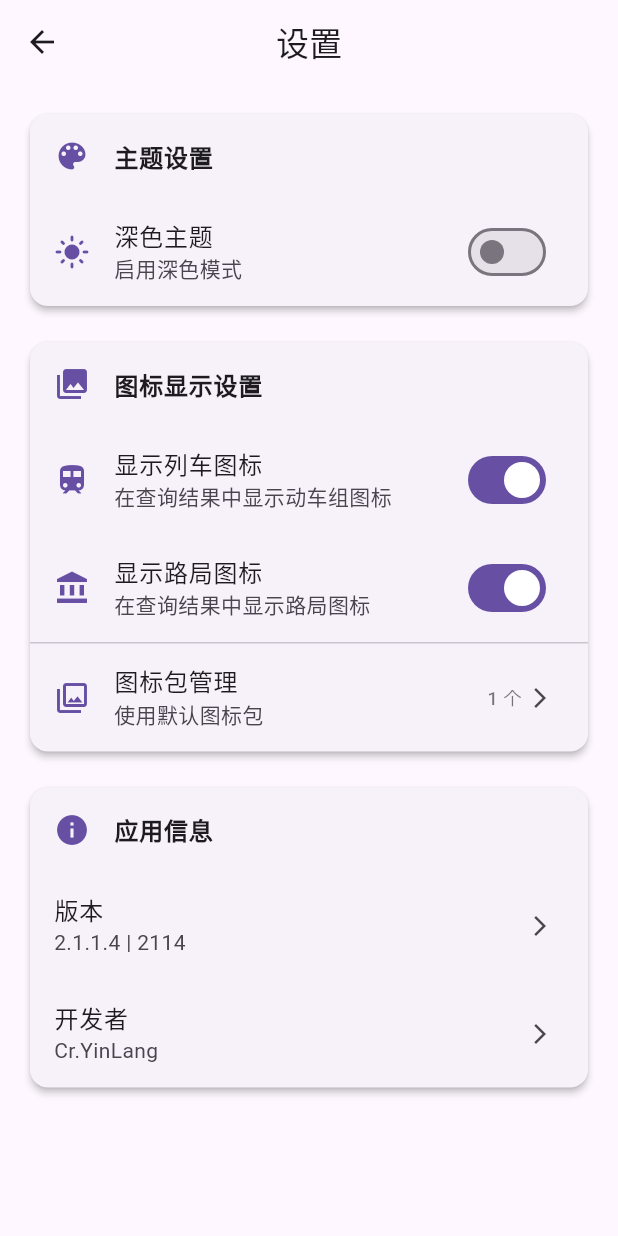
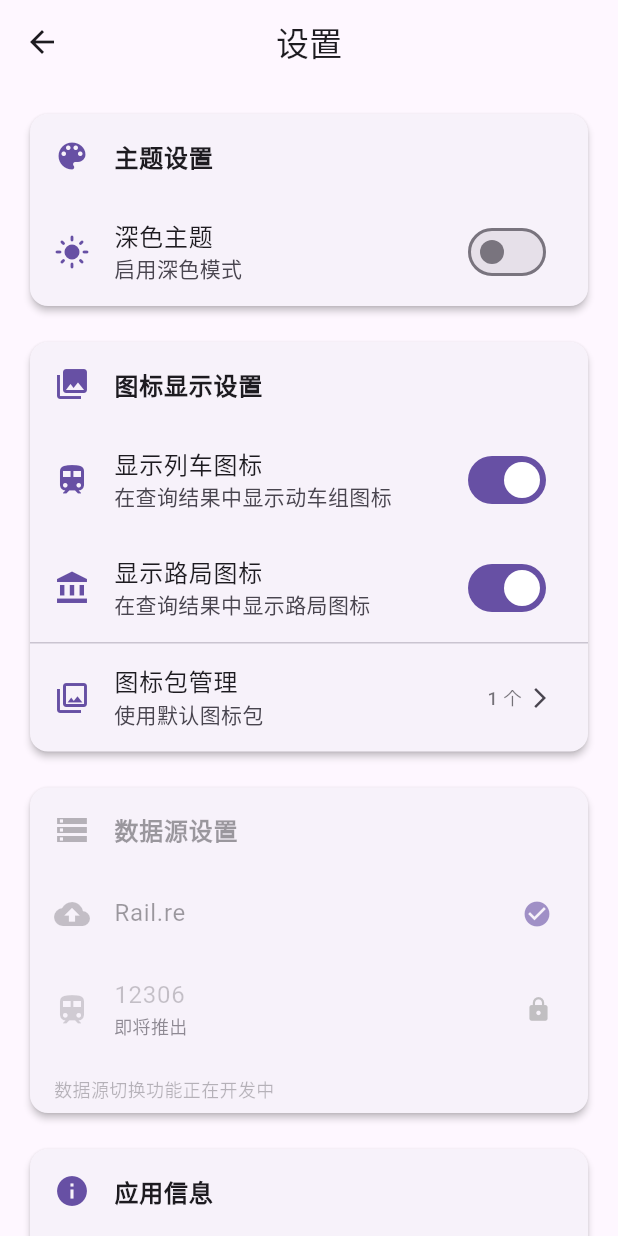
Before and after one commit to CrYinLang/EmuAIO, a Flutter app: the SettingsPage screen opened directly, after a tap on "深色主题", on a phone screen of 412 x 824 dp. Run offline on Flutter 3.47's test engine with Material 3 defaults, Android fonts, the light colour scheme and no system bars; our stand-ins replace file_picker, shared_preferences; accounts and stored records are empty.

Commit message:
双分支同步提交 [30 周五 -01-2026 18:13]

```diff
--- a/lib/main.dart
+++ b/lib/main.dart
@@ -13,9 +13,9 @@ import 'about_page.dart';
 import 'settings_page.dart';
 
 class AppConstants {
-  static const String lastUpdate = '26-01-29-23-47';
-  static const String version = '2.1.1.4';
-  static const String build = '2114';
+  static const String lastUpdate = '26-01-30-18-10';
+  static const String version = '2.1.1.5';
+  static const String build = '2115';
   //记得 android\app\src\build.gradle.kts 也要改
 }
 
--- a/lib/settings_page.dart
+++ b/lib/settings_page.dart
@@ -7,7 +7,6 @@ import 'package:flutter/services.dart';
 import 'package:file_picker/file_picker.dart';
 import 'package:archive/archive.dart';
 import 'package:path_provider/path_provider.dart';
-import 'package:path/path.dart' as p;
 import 'dart:io';
 
 import 'main.dart';
@@ -99,14 +98,6 @@ class _SettingsPageState extends State<SettingsPage> {
         }
 
         final lowerName = filename.toLowerCase();
-
-        // ===================
-        // Zip Slip 安全防护
-        // ===================
-        final normalizedPath = p.normalize('$iconPackDir/$filename');
-        if (!normalizedPath.startsWith(iconPackDir)) {
-          throw Exception('检测到非法ZIP路径: $filename');
-        }
 
         // manifest.json
         if (lowerName == 'manifest.json') {
@@ -1435,6 +1426,85 @@ class _SettingsPageState extends State<SettingsPage> {
           ),
 
           const SizedBox(height: 16),
+          Card(
+            elevation: 2,
+            shape: RoundedRectangleBorder(
+              borderRadius: BorderRadius.circular(12),
+            ),
+            child: Opacity(
+              opacity: 0.6, // 降低整体透明度
+              child: Column(
+                crossAxisAlignment: CrossAxisAlignment.start,
+                children: [
+                  ListTile(
+                    leading: Icon(
+                      Icons.storage,
+                      color: Theme.of(context).colorScheme.onSurface.withValues(alpha: 0.5),
+                    ),
+                    title: DefaultTextStyle.merge(
+                      style: TextStyle(
+                        fontWeight: FontWeight.w600,
+                        color: Theme.of(context).colorScheme.onSurface.withValues(alpha: 0.7),
+                      ),
+                      child: const Text('数据源设置'),
+                    ),
+                  ),
+                  ListTile(
+                    leading: Icon(
+                      Icons.cloud_upload,
+                      color: Theme.of(context).colorScheme.onSurface.withValues(alpha: 0.4),
+                    ),
+                    title: Text(
+                      'Rail.re',
+                      style: TextStyle(
+                        color: Theme.of(context).colorScheme.onSurface.withValues(alpha: 0.7),
+                      ),
+                    ),
+                    trailing: Icon(
+                      Icons.check_circle,
+                      color: Theme.of(context).colorScheme.primary,
+                      size: 20,
+                    ),
+                    onTap: null, // 禁用点击
+                  ),
+                  ListTile(
+                    leading: Icon(
+                      Icons.train,
+                      color: Theme.of(context).colorScheme.onSurface.withValues(alpha: 0.3),
+                    ),
+                    title: Text(
+                      '12306',
+                      style: TextStyle(
+                        color: Theme.of(context).colorScheme.onSurface.withValues(alpha: 0.4),
+                      ),
+                    ),
+                    subtitle: const Text(
+                      '即将推出',
+                      style: TextStyle(fontSize: 12),
+                    ),
+                    trailing: Icon(
+                      Icons.lock,
+                      color: Colors.grey[500],
+                      size: 18,
+                    ),
+                    onTap: null, // 禁用点击
+                  ),
+                  Padding(
+                    padding: const EdgeInsets.symmetric(horizontal: 16, vertical: 8),
+                    child: Text(
+                      '数据源切换功能正在开发中',
+                      style: TextStyle(
+                        fontSize: 12,
+                        color: Theme.of(context).colorScheme.onSurface.withValues(alpha: 0.5),
+                      ),
+                    ),
+                  ),
+                ],
+              ),
+            ),
+          ),
+
+          const SizedBox(height: 16),
 
           _buildSettingsCard(
             context: context,
```
Also changed, not shown: lib/home_page.dart (+57 -13 lines), assets/icon/app_icon.png, assets/icon/banner.png, 11 other files.
